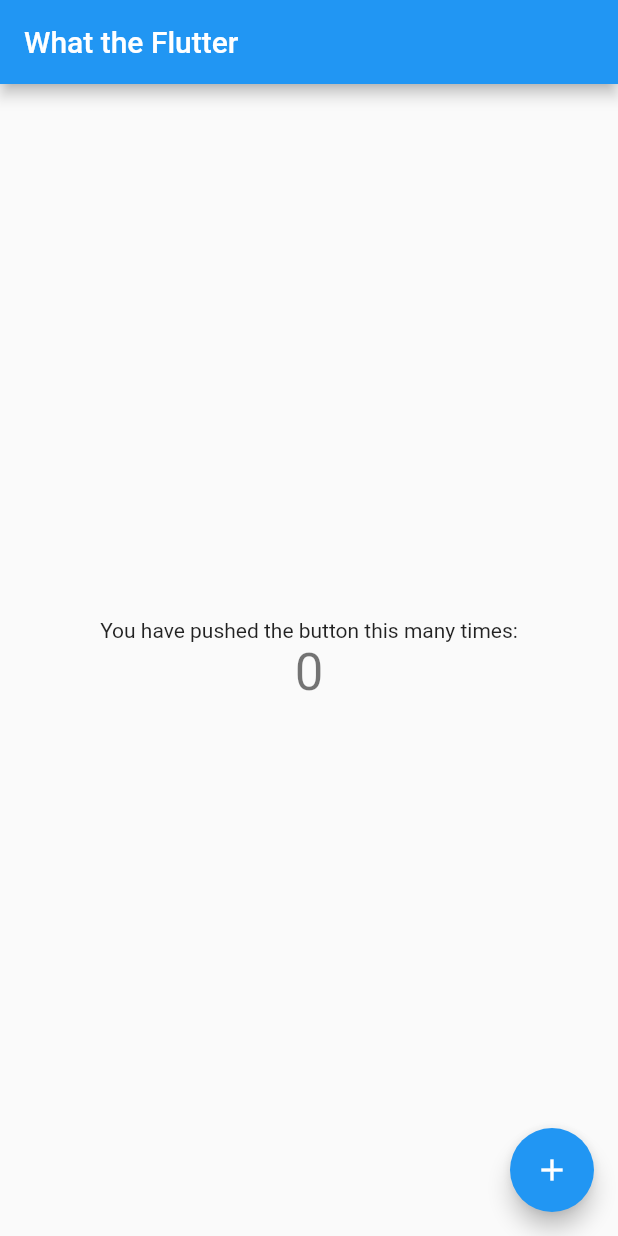
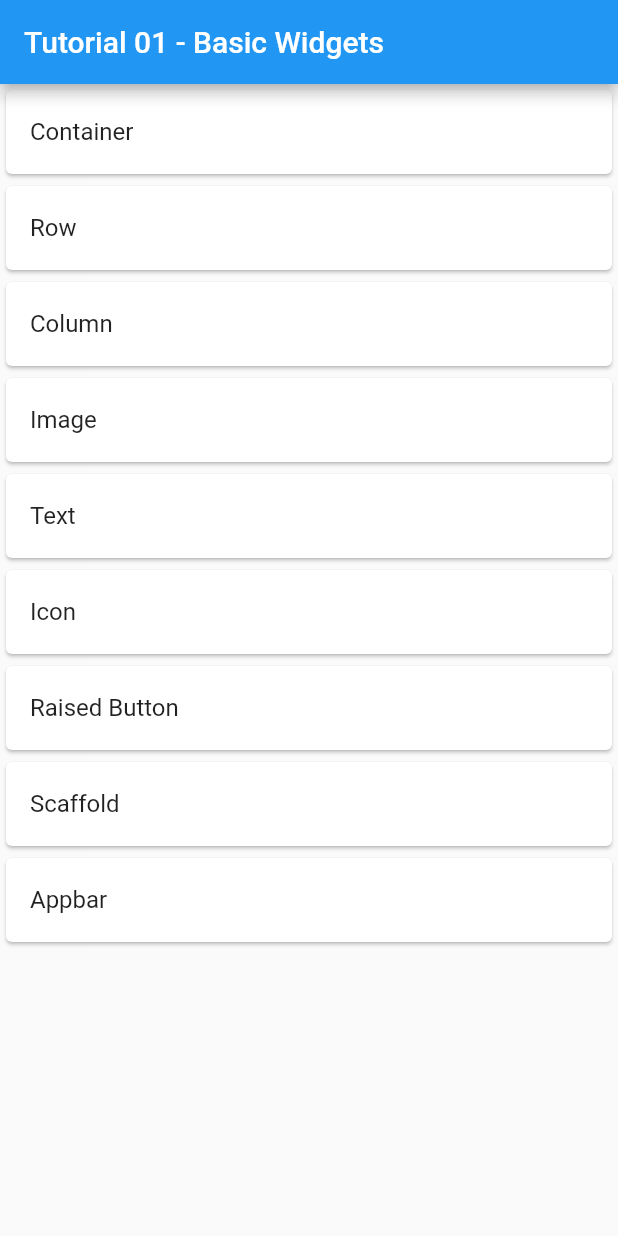
Before and after one commit to ready1/wtf, a Flutter app: the screen it shows after launch, on a phone screen of 412 x 824 dp. Run offline on Flutter 3.47's test engine with Material 2 defaults, Android fonts, the phone set to English and light mode, and no system bars.

Commit message:
started tutorial 01

```diff
--- a/lib/main.dart
+++ b/lib/main.dart
@@ -1,111 +1,17 @@
 import 'package:flutter/material.dart';
+import 'tutorial-01/tutorial-01.dart';
 
 void main() => runApp(MyApp());
 
 class MyApp extends StatelessWidget {
-  // This widget is the root of your application.
   @override
   Widget build(BuildContext context) {
     return MaterialApp(
       title: 'WTF',
       theme: ThemeData(
-        // This is the theme of your application.
-        //
-        // Try running your application with "flutter run". You'll see the
-        // application has a blue toolbar. Then, without quitting the app, try
-        // changing the primarySwatch below to Colors.green and then invoke
-        // "hot reload" (press "r" in the console where you ran "flutter run",
-        // or simply save your changes to "hot reload" in a Flutter IDE).
-        // Notice that the counter didn't reset back to zero; the application
-        // is not restarted.
         primarySwatch: Colors.blue,
       ),
-      home: MyHomePage(title: 'What the Flutter'),
+      home: Tutorial01(),
     );
   }
 }
-
-class MyHomePage extends StatefulWidget {
-  MyHomePage({Key key, this.title}) : super(key: key);
-
-  // This widget is the home page of your application. It is stateful, meaning
-  // that it has a State object (defined below) that contains fields that affect
-  // how it looks.
-
-  // This class is the configuration for the state. It holds the values (in this
-  // case the title) provided by the parent (in this case the App widget) and
-  // used by the build method of the State. Fields in a Widget subclass are
-  // always marked "final".
-
-  final String title;
-
-  @override
-  _MyHomePageState createState() => _MyHomePageState();
-}
-
-class _MyHomePageState extends State<MyHomePage> {
-  int _counter = 0;
-
-  void _incrementCounter() {
-    setState(() {
-      // This call to setState tells the Flutter framework that something has
-      // changed in this State, which causes it to rerun the build method below
-      // so that the display can reflect the updated values. If we changed
-      // _counter without calling setState(), then the build method would not be
-      // called again, and so nothing would appear to happen.
-      _counter++;
-    });
-  }
-
-  @override
-  Widget build(BuildContext context) {
-    // This method is rerun every time setState is called, for instance as done
-    // by the _incrementCounter method above.
-    //
-    // The Flutter framework has been optimized to make rerunning build methods
-    // fast, so that you can just rebuild anything that needs updating rather
-    // than having to individually change instances of widgets.
-    return Scaffold(
-      appBar: AppBar(
-        // Here we take the value from the MyHomePage object that was created by
-        // the App.build method, and use it to set our appbar title.
-        title: Text(widget.title),
-      ),
-      body: Center(
-        // Center is a layout widget. It takes a single child and positions it
-        // in the middle of the parent.
-        child: Column(
-          // Column is also layout widget. It takes a list of children and
-          // arranges them vertically. By default, it sizes itself to fit its
-          // children horizontally, and tries to be as tall as its parent.
-          //
-          // Invoke "debug painting" (press "p" in the console, choose the
-          // "Toggle Debug Paint" action from the Flutter Inspector in Android
-          // Studio, or the "Toggle Debug Paint" command in Visual Studio Code)
-          // to see the wireframe for each widget.
-          //
-          // Column has various properties to control how it sizes itself and
-          // how it positions its children. Here we use mainAxisAlignment to
-          // center the children vertically; the main axis here is the vertical
-          // axis because Columns are vertical (the cross axis would be
-          // horizontal).
-          mainAxisAlignment: MainAxisAlignment.center,
-          children: <Widget>[
-            Text(
-              'You have pushed the button this many times:',
-            ),
-            Text(
-              '$_counter',
-              style: Theme.of(context).textTheme.display1,
-            ),
-          ],
-        ),
-      ),
-      floatingActionButton: FloatingActionButton(
-        onPressed: _incrementCounter,
-        tooltip: 'Increment',
-        child: Icon(Icons.add),
-      ), // This trailing comma makes auto-formatting nicer for build methods.
-    );
-  }
-}
--- /dev/null
+++ b/lib/tutorial-01/tutorial-01.dart
@@ -0,0 +1,41 @@
+import 'package:flutter/material.dart';
+import 't01-container.dart';
+
+class Tutorial01 extends StatelessWidget {
+  var topics = ['Container','Row', 'Column', 'Image', 'Text', 'Icon', 'Raised Button', 'Scaffold', 'Appbar'];
+  @override
+  Widget build(BuildContext context) {
+    return Scaffold(
+        appBar: AppBar(
+          title: Text('Tutorial 01 - Basic Widgets'),
+        ),
+        body: ListView.builder(
+          itemBuilder: (context, position) {
+            return Card(
+              child: ListTile(
+                title: Text(topics[position]),
+                onTap: () => topicSelected(context, topics[position]),
+              ),
+            );
+          },
+          itemCount: topics.length,
+        )
+    );
+  }
+
+  void topicSelected(context, topic){
+    var page;
+
+    switch(topic){
+      case 'Container':
+        page = T01Container();
+        break;
+    }
+
+    if(page != null)
+    Navigator.push(
+      context,
+      MaterialPageRoute(builder: (context) => page),
+    );
+  }
+}
```
Also changed, not shown: lib/tutorial-01/t01-container.dart (added, +93 -0 lines).
